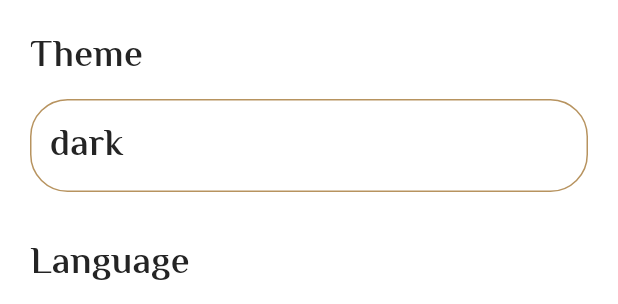
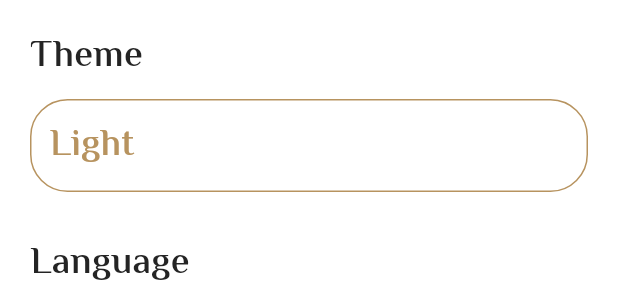
Before and after one commit to RanaGebril/islami, a Flutter app: the SettingTab widget shown alone on an empty page, opened directly, on a phone screen of 412 x 824 dp. Shown: the top 304 px of the screen. Run offline on Flutter 3.47's test engine with Material 3 defaults, Android fonts, the phone set to English and light mode, and no system bars; our stand-ins replace google_fonts.

Commit message:
sura details theme

```diff
--- /dev/null
+++ b/lib/provider/ahadeth_details_provider.dart
@@ -0,0 +1,5 @@
+import 'package:flutter/material.dart';
+
+class AhadethDetailsProvider extends ChangeNotifier{
+
+}
--- a/lib/tabs/Setting_tab.dart
+++ b/lib/tabs/Setting_tab.dart
@@ -44,8 +44,14 @@ class SettingTab extends StatelessWidget {
                       : AppColors.primary,
                   )),
               child: Text(
-                "dark",
-                style: Theme.of(context).textTheme.bodyMedium,
+                  provider_object.APPTheme == ThemeMode.dark
+                      ? "Dark"
+                      : "Light",
+                style: Theme.of(context).textTheme.bodyMedium?.copyWith(
+                  color:  provider_object.APPTheme == ThemeMode.dark
+                      ? AppColors.yellowColor
+                      : AppColors.primary,
+                ),
               ),
             ),
           ),
```
Also changed, not shown: lib/Sura_details_screen.dart (+43 -23 lines), lib/provider/sura_details_provider.dart (added, +13 -0 lines).
